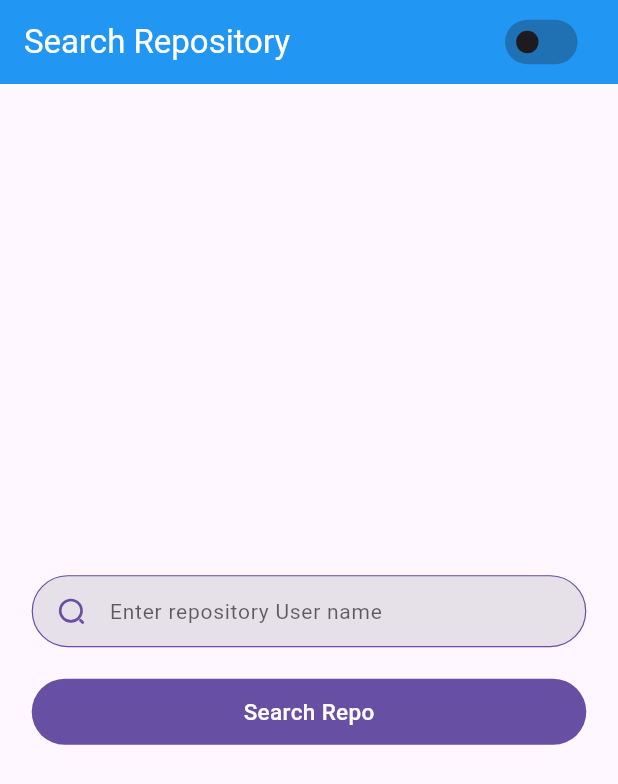
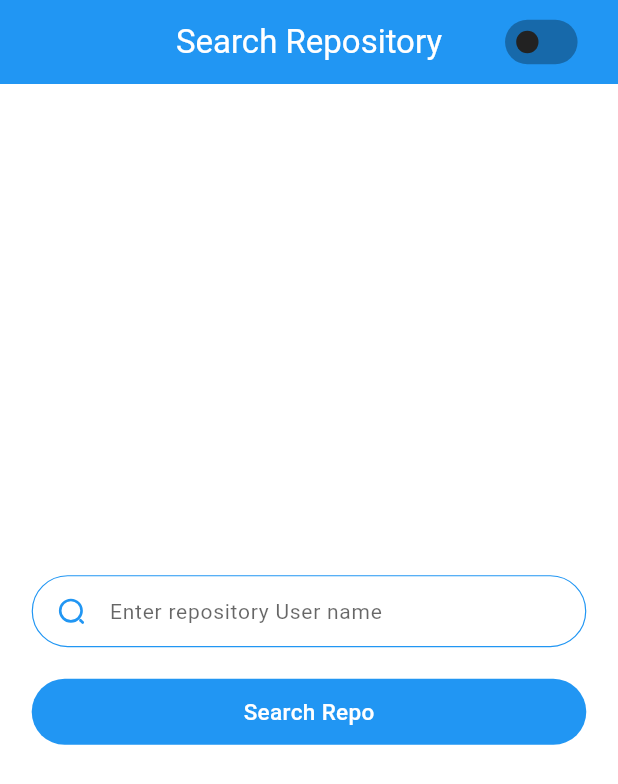
Before and after one commit to royalcourtbd/inilabs_assignment, a Flutter app: the screen it shows after launch, on a phone screen of 412 x 824 dp. Shown: the top 784 px of the screen. Run offline on Flutter 3.47's test engine with Material 3 defaults, Android fonts, the phone set to English and light mode, and no system bars; our stand-ins replace dio, equatable, flutter_svg, fpdart, get, get_it; missing offline and left inert: talker_logger.

Commit message:
feat(theme): ☀️ Add dark/light theme toggle
- Implements theme switching functionality.
- Registers ThemeService and ThemePresenter.
- Adds AppSwitch to toggle themes.
- Applies themes to the app.

```diff
--- /dev/null
+++ b/lib/core/config/app_theme.dart
@@ -0,0 +1,70 @@
+import 'package:flutter/material.dart';
+
+/// Application theme configurations for light and dark modes
+class AppTheme {
+  AppTheme._();
+
+  /// Light theme configuration
+  static ThemeData get lightTheme {
+    return ThemeData(
+      useMaterial3: true,
+      brightness: Brightness.light,
+      primarySwatch: Colors.blue,
+      primaryColor: Colors.blue,
+      scaffoldBackgroundColor: Colors.white,
+      appBarTheme: AppBarTheme(
+        backgroundColor: Colors.blue,
+        foregroundColor: Colors.white,
+        elevation: 0,
+        centerTitle: true,
+        iconTheme: IconThemeData(color: Colors.white),
+      ),
+      colorScheme: ColorScheme.light(
+        primary: Colors.blue,
+        secondary: Colors.blueAccent,
+        surface: Colors.white,
+        onSurface: Colors.black87,
+      ),
+      cardColor: Colors.white,
+      dividerColor: Colors.grey[300],
+      textTheme: TextTheme(
+        bodyLarge: TextStyle(color: Colors.black87),
+        bodyMedium: TextStyle(color: Colors.black87),
+        titleLarge: TextStyle(color: Colors.black87),
+      ),
+      iconTheme: IconThemeData(color: Colors.black87),
+    );
+  }
+
+  /// Dark theme configuration
+  static ThemeData get darkTheme {
+    return ThemeData(
+      useMaterial3: true,
+      brightness: Brightness.dark,
+      primarySwatch: Colors.blue,
+      primaryColor: Colors.blue[700],
+      scaffoldBackgroundColor: Color(0xFF121212),
+      appBarTheme: AppBarTheme(
+        backgroundColor: Color(0xFF1E1E1E),
+        foregroundColor: Colors.white,
+        elevation: 0,
+        centerTitle: true,
+        iconTheme: IconThemeData(color: Colors.white),
+      ),
+      colorScheme: ColorScheme.dark(
+        primary: Colors.blue[700]!,
+        secondary: Colors.blueAccent[700]!,
+        surface: Color(0xFF1E1E1E),
+        onSurface: Colors.white,
+      ),
+      cardColor: Color(0xFF1E1E1E),
+      dividerColor: Colors.grey[800],
+      textTheme: TextTheme(
+        bodyLarge: TextStyle(color: Colors.white),
+        bodyMedium: TextStyle(color: Colors.white),
+        titleLarge: TextStyle(color: Colors.white),
+      ),
+      iconTheme: IconThemeData(color: Colors.white),
+    );
+  }
+}
--- a/lib/core/di/setup/service_setup.dart
+++ b/lib/core/di/setup/service_setup.dart
@@ -2,6 +2,7 @@ import 'package:get_it/get_it.dart';
 import 'package:inilabs_assignment/core/di/setup/setup_module.dart';
 import 'package:inilabs_assignment/core/network/api_client.dart';
 import 'package:inilabs_assignment/core/services/error_message_handler.dart';
+import 'package:inilabs_assignment/core/services/theme_service.dart';
 
 class ServiceSetup implements SetupModule {
   final GetIt _serviceLocator;
@@ -16,5 +17,8 @@ class ServiceSetup implements SetupModule {
     _serviceLocator.registerLazySingleton<ErrorMessageHandler>(
       ErrorMessageHandlerImpl.new,
     );
+
+    // Register Theme Service
+    _serviceLocator.registerLazySingleton<ThemeService>(() => ThemeService());
   }
 }
--- /dev/null
+++ b/lib/core/services/theme_service.dart
@@ -0,0 +1,42 @@
+import 'package:flutter/material.dart';
+import 'package:get/get.dart';
+
+class ThemeService extends GetxService {
+  final Rx<ThemeMode> _themeMode = Rx<ThemeMode>(ThemeMode.light);
+
+  ThemeMode get themeMode => _themeMode.value;
+
+  bool get isDarkMode => _themeMode.value == ThemeMode.dark;
+
+  /// Toggle theme mode between light and dark
+  void toggleTheme() {
+    _themeMode.value = _themeMode.value == ThemeMode.light
+        ? ThemeMode.dark
+        : ThemeMode.light;
+
+    // Update theme using GetX
+    Get.changeThemeMode(_themeMode.value);
+  }
+
+  /// Set a specific theme mode
+  void setThemeMode(ThemeMode mode) {
+    _themeMode.value = mode;
+    Get.changeThemeMode(mode);
+  }
+
+  /// Set light theme mode
+  void setLightMode() {
+    setThemeMode(ThemeMode.light);
+  }
+
+  /// Set dark theme mode
+  void setDarkMode() {
+    setThemeMode(ThemeMode.dark);
+  }
+
+  /// Stream to observe the theme mode reactively
+  Stream<ThemeMode> get themeModeStream => _themeMode.stream;
+
+  /// Access Rx variable directly
+  Rx<ThemeMode> get themeModeRx => _themeMode;
+}
--- a/lib/features/initial/presentation/ui/initial_page.dart
+++ b/lib/features/initial/presentation/ui/initial_page.dart
@@ -2,28 +2,34 @@ import 'package:flutter/material.dart';
 import 'package:inilabs_assignment/core/di/service_locator.dart';
 import 'package:inilabs_assignment/core/static/svg_path.dart';
 import 'package:inilabs_assignment/core/static/ui_const.dart';
+import 'package:inilabs_assignment/core/widgets/presentable_widget_builder.dart';
 import 'package:inilabs_assignment/features/initial/presentation/presenter/initial_presenter.dart';
 import 'package:inilabs_assignment/shared/components/app_switch/app_switch.dart';
 import 'package:inilabs_assignment/shared/components/submit_button.dart';
 import 'package:inilabs_assignment/shared/components/user_input_field/src/user_input_field_widget.dart';
+import 'package:inilabs_assignment/shared/services/theme/theme_presenter.dart';
 
 class InitialPage extends StatelessWidget {
   InitialPage({super.key});
 
   final InitialPresenter presenter = locate<InitialPresenter>();
+  final ThemePresenter themePresenter = locate<ThemePresenter>();
 
   @override
   Widget build(BuildContext context) {
     return Scaffold(
       appBar: AppBar(
         title: Text('Search Repository', style: TextStyle(color: Colors.white)),
-
-        backgroundColor: Colors.blue,
+        backgroundColor: Theme.of(context).primaryColor,
         actions: [
-          AppSwitch(
-            initialValue: false,
-            onChanged: (value) {
-              // Handle switch change
+          // PresentableWidgetBuilder to reactively build theme switch
+          PresentableWidgetBuilder<ThemePresenter>(
+            presenter: themePresenter,
+            builder: () {
+              return AppSwitch(
+                initialValue: themePresenter.isDarkMode,
+                onChanged: (value) => themePresenter.toggleTheme(),
+              );
             },
           ),
           gapW20,
--- a/lib/inilabs_app.dart
+++ b/lib/inilabs_app.dart
@@ -1,6 +1,9 @@
 import 'package:flutter/material.dart';
 import 'package:get/route_manager.dart';
 import 'package:inilabs_assignment/core/config/app_screen.dart';
+import 'package:inilabs_assignment/core/config/app_theme.dart';
+import 'package:inilabs_assignment/core/di/service_locator.dart';
+import 'package:inilabs_assignment/core/services/theme_service.dart';
 import 'package:inilabs_assignment/features/initial/presentation/ui/initial_page.dart';
 
 class InilabsApp extends StatelessWidget {
@@ -14,6 +17,7 @@ class InilabsApp extends StatelessWidget {
 
   @override
   Widget build(BuildContext context) {
+    final ThemeService themeService = locate<ThemeService>();
     return GetMaterialApp(
       navigatorKey: navigatorKey,
       builder: (context, child) {
@@ -24,8 +28,11 @@ class InilabsApp extends StatelessWidget {
       onInit: () => AppScreen.setUp(context),
       onReady: () => AppScreen.setUp(context),
       debugShowCheckedModeBanner: false,
-      theme: ThemeData(primarySwatch: Colors.blue),
-      title: 'Initial Project',
+
+      theme: AppTheme.lightTheme,
+      darkTheme: AppTheme.darkTheme,
+      themeMode: themeService.themeMode,
+      title: 'Inilabs Assignment',
       home: InitialPage(),
     );
   }
--- /dev/null
+++ b/lib/shared/services/theme/theme_export.dart
@@ -0,0 +1,2 @@
+export 'theme_presenter.dart';
+export 'theme_ui_state.dart';
--- /dev/null
+++ b/lib/shared/services/theme/theme_ui_state.dart
@@ -0,0 +1,40 @@
+import 'package:inilabs_assignment/core/base/base_ui_state.dart';
+import 'package:flutter/material.dart';
+
+class ThemeUiState extends BaseUiState {
+  final ThemeMode themeMode;
+  final bool isDarkMode;
+
+  const ThemeUiState({
+    required super.isLoading,
+    required super.userMessage,
+    required this.themeMode,
+    required this.isDarkMode,
+  });
+
+  factory ThemeUiState.empty() {
+    return ThemeUiState(
+      isLoading: false,
+      userMessage: '',
+      themeMode: ThemeMode.light,
+      isDarkMode: false,
+    );
+  }
+
+  @override
+  List<Object?> get props => [isLoading, userMessage, themeMode, isDarkMode];
+
+  ThemeUiState copyWith({
+    bool? isLoading,
+    String? userMessage,
+    ThemeMode? themeMode,
+    bool? isDarkMode,
+  }) {
+    return ThemeUiState(
+      isLoading: isLoading ?? this.isLoading,
+      userMessage: userMessage ?? this.userMessage,
+      themeMode: themeMode ?? this.themeMode,
+      isDarkMode: isDarkMode ?? this.isDarkMode,
+    );
+  }
+}
```
Also changed, not shown: lib/features/initial/di/initial_di.dart (+5 -5 lines), lib/shared/services/theme/theme_presenter.dart (added, +66 -0 lines).
